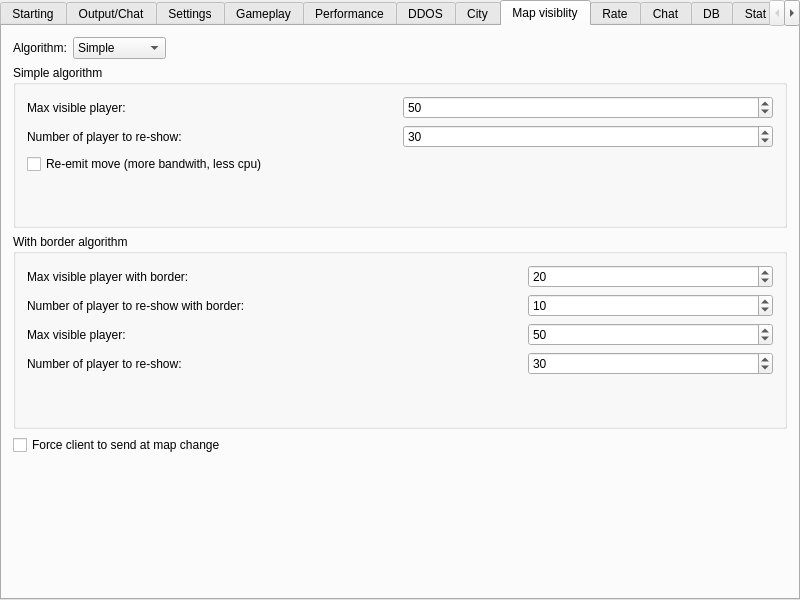
Qt form server/qt/MainWindow.ui (alphaonex86/CatchChallenger) before a commit.
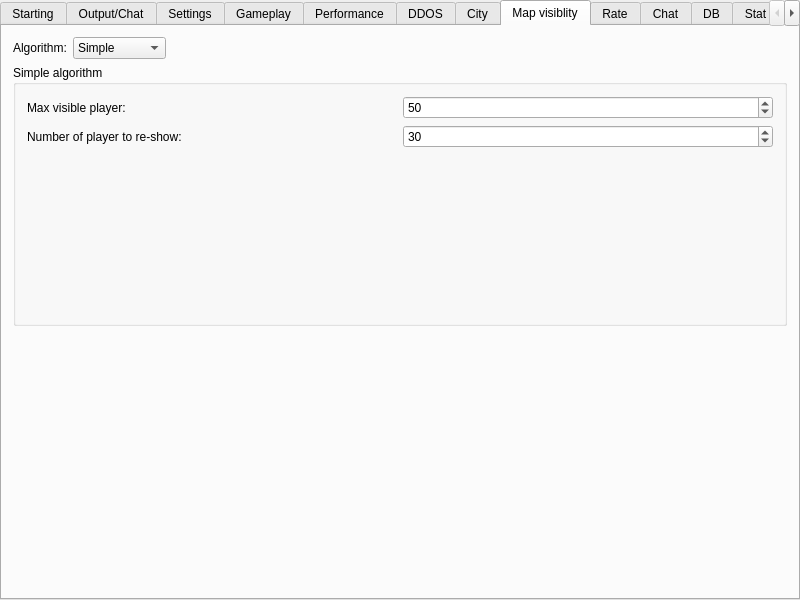
The same form after that commit. The open tabs and pages were chosen to show the change. Icons and pictures are not drawn.

The edit to the form file:
```diff
--- a/server/qt/MainWindow.ui
+++ b/server/qt/MainWindow.ui
@@ -1135,27 +1135,6 @@
            <string>Simple algorithm</string>
           </property>
           <layout class="QGridLayout" name="gridLayout_4">
-           <item row="2" column="0">
-            <widget class="QCheckBox" name="MapVisibilityAlgorithmSimpleReemit">
-             <property name="text">
-              <string>Re-emit move (more bandwith, less cpu)</string>
-             </property>
-            </widget>
-           </item>
-           <item row="0" column="0">
-            <widget class="QLabel" name="label_19">
-             <property name="text">
-              <string>Max visible player: </string>
-             </property>
-            </widget>
-           </item>
-           <item row="1" column="0">
-            <widget class="QLabel" name="label_20">
-             <property name="text">
-              <string>Number of player to re-show:</string>
-             </property>
-            </widget>
-           </item>
            <item row="0" column="1">
             <widget class="QSpinBox" name="MapVisibilityAlgorithmSimpleMax">
              <property name="minimum">
@@ -1182,7 +1161,14 @@
              </property>
             </widget>
            </item>
-           <item row="3" column="0" colspan="2">
+           <item row="0" column="0">
+            <widget class="QLabel" name="label_19">
+             <property name="text">
+              <string>Max visible player: </string>
+             </property>
+            </widget>
+           </item>
+           <item row="2" column="0" colspan="2">
             <spacer name="verticalSpacer_8">
              <property name="orientation">
               <enum>Qt::Vertical</enum>
@@ -1195,124 +1181,16 @@
              </property>
             </spacer>
            </item>
-          </layout>
-         </widget>
-        </item>
-        <item>
-         <widget class="QGroupBox" name="groupBoxMapVisibilityAlgorithmWithBorder">
-          <property name="sizePolicy">
-           <sizepolicy hsizetype="Expanding" vsizetype="Expanding">
-            <horstretch>0</horstretch>
-            <verstretch>0</verstretch>
-           </sizepolicy>
-          </property>
-          <property name="title">
-           <string>With border algorithm</string>
-          </property>
-          <layout class="QGridLayout" name="gridLayout_6">
-           <item row="0" column="0" colspan="2">
-            <widget class="QLabel" name="label_35">
-             <property name="text">
-              <string>Max visible player with border: </string>
-             </property>
-            </widget>
-           </item>
-           <item row="2" column="2">
-            <widget class="QSpinBox" name="MapVisibilityAlgorithmWithBorderMax">
-             <property name="minimum">
-              <number>5</number>
-             </property>
-             <property name="maximum">
-              <number>9999</number>
-             </property>
-             <property name="value">
-              <number>50</number>
-             </property>
-            </widget>
-           </item>
-           <item row="0" column="2">
-            <widget class="QSpinBox" name="MapVisibilityAlgorithmWithBorderMaxWithBorder">
-             <property name="minimum">
-              <number>3</number>
-             </property>
-             <property name="maximum">
-              <number>9999</number>
-             </property>
-             <property name="value">
-              <number>20</number>
-             </property>
-            </widget>
-           </item>
-           <item row="2" column="0">
-            <widget class="QLabel" name="label_38">
-             <property name="text">
-              <string>Max visible player: </string>
-             </property>
-            </widget>
-           </item>
-           <item row="3" column="2">
-            <widget class="QSpinBox" name="MapVisibilityAlgorithmWithBorderReshow">
-             <property name="minimum">
-              <number>3</number>
-             </property>
-             <property name="maximum">
-              <number>999</number>
-             </property>
-             <property name="value">
-              <number>30</number>
-             </property>
-            </widget>
-           </item>
-           <item row="4" column="1">
-            <spacer name="verticalSpacer_10">
-             <property name="orientation">
-              <enum>Qt::Vertical</enum>
-             </property>
-             <property name="sizeHint" stdset="0">
-              <size>
-               <width>20</width>
-               <height>40</height>
-              </size>
-             </property>
-            </spacer>
-           </item>
-           <item row="1" column="0" colspan="2">
-            <widget class="QLabel" name="label_36">
-             <property name="text">
-              <string>Number of player to re-show with border:</string>
-             </property>
-            </widget>
-           </item>
-           <item row="3" column="0">
-            <widget class="QLabel" name="label_37">
+           <item row="1" column="0">
+            <widget class="QLabel" name="label_20">
              <property name="text">
               <string>Number of player to re-show:</string>
              </property>
             </widget>
            </item>
-           <item row="1" column="2">
-            <widget class="QSpinBox" name="MapVisibilityAlgorithmWithBorderReshowWithBorder">
-             <property name="minimum">
-              <number>2</number>
-             </property>
-             <property name="maximum">
-              <number>999</number>
-             </property>
-             <property name="value">
-              <number>10</number>
-             </property>
-            </widget>
-           </item>
           </layout>
          </widget>
         </item>
-        <item>
-         <widget class="QCheckBox" name="forceClientToSendAtMapChange">
-          <property name="text">
-           <string>Force client to send at map change</string>
-          </property>
-         </widget>
-        </item>
         <item>
          <spacer name="verticalSpacer_5">
           <property name="orientation">
```
Left out of the diff: 179 changed lines with no effect on the pictures.
